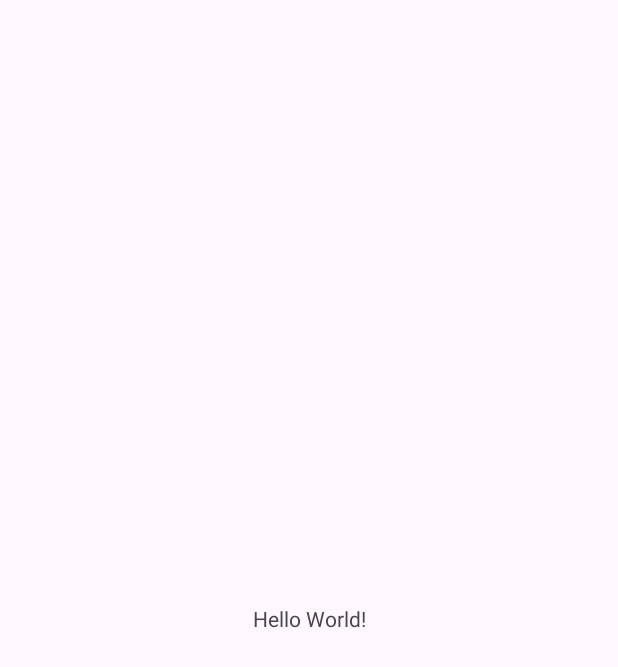
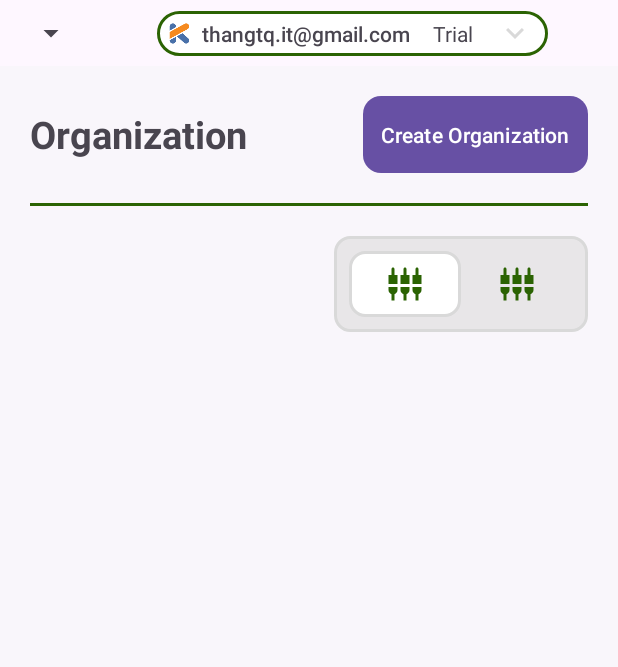
Before and after one commit to quangthangit/Avoca-app, an Android app: the screen it shows after launch (MainActivity), on a phone screen of 412 x 824 dp. Before the commit the part shown is almost empty. Shown: the top 667 px of the screen. Run offline under Robolectric (Android 15) with nearby library versions, the phone set to English and light mode, and no system bars.

Commit message:
update communities layout

```diff
--- a/app/src/main/AndroidManifest.xml
+++ b/app/src/main/AndroidManifest.xml
@@ -13,6 +13,9 @@
         android:theme="@style/Theme.Avocaapp"
         tools:targetApi="31">
         <activity
+            android:name=".HomeActivity"
+            android:exported="false" />
+        <activity
             android:name=".auth.AuthActivity"
             android:exported="false" />
         <activity
--- a/app/src/main/java/com/example/avoca_app/HomeActivity.kt
+++ b/app/src/main/java/com/example/avoca_app/HomeActivity.kt
@@ -5,6 +5,8 @@ import androidx.activity.enableEdgeToEdge
 import androidx.appcompat.app.AppCompatActivity
 import androidx.core.view.ViewCompat
 import androidx.core.view.WindowInsetsCompat
+import androidx.fragment.app.Fragment
+import com.example.avoca_app.fragment.CommunitiesFragment
 
 class HomeActivity : AppCompatActivity() {
     override fun onCreate(savedInstanceState: Bundle?) {
@@ -16,5 +18,12 @@ class HomeActivity : AppCompatActivity() {
             v.setPadding(systemBars.left, systemBars.top, systemBars.right, systemBars.bottom)
             insets
         }
+        replaceFragment(CommunitiesFragment())
+    }
+    private fun replaceFragment(fragment: Fragment) {
+        val fragmentManager = supportFragmentManager
+        val fragmentTransaction = fragmentManager.beginTransaction()
+        fragmentTransaction.replace(R.id.homeLayout, fragment)
+        fragmentTransaction.commit()
     }
 }
--- a/app/src/main/java/com/example/avoca_app/MainActivity.kt
+++ b/app/src/main/java/com/example/avoca_app/MainActivity.kt
@@ -5,16 +5,29 @@ import androidx.activity.enableEdgeToEdge
 import androidx.appcompat.app.AppCompatActivity
 import androidx.core.view.ViewCompat
 import androidx.core.view.WindowInsetsCompat
+import androidx.fragment.app.Fragment
+import com.example.avoca_app.fragment.CommunitiesFragment
+import com.example.avoca_app.fragment.ForgotPasswordFragment
 
 class MainActivity : AppCompatActivity() {
     override fun onCreate(savedInstanceState: Bundle?) {
         super.onCreate(savedInstanceState)
         enableEdgeToEdge()
-        setContentView(R.layout.activity_main)
+        setContentView(R.layout.activity_home)
         ViewCompat.setOnApplyWindowInsetsListener(findViewById(R.id.main)) { v, insets ->
             val systemBars = insets.getInsets(WindowInsetsCompat.Type.systemBars())
             v.setPadding(systemBars.left, systemBars.top, systemBars.right, systemBars.bottom)
             insets
         }
+
+        replaceFragment(CommunitiesFragment())
+    }
+
+
+    private fun replaceFragment(fragment: Fragment) {
+        val fragmentManager = supportFragmentManager
+        val fragmentTransaction = fragmentManager.beginTransaction()
+        fragmentTransaction.replace(R.id.homeLayout, fragment)
+        fragmentTransaction.commit()
     }
 }
--- /dev/null
+++ b/app/src/main/java/com/example/avoca_app/fragment/CommunitiesFragment.kt
@@ -0,0 +1,60 @@
+package com.example.avoca_app.fragment
+
+import android.os.Bundle
+import androidx.fragment.app.Fragment
+import android.view.LayoutInflater
+import android.view.View
+import android.view.ViewGroup
+import com.example.avoca_app.R
+
+// TODO: Rename parameter arguments, choose names that match
+// the fragment initialization parameters, e.g. ARG_ITEM_NUMBER
+private const val ARG_PARAM1 = "param1"
+private const val ARG_PARAM2 = "param2"
+
+/**
+ * A simple [Fragment] subclass.
+ * Use the [CommunitiesFragment.newInstance] factory method to
+ * create an instance of this fragment.
+ */
+class CommunitiesFragment : Fragment() {
+    // TODO: Rename and change types of parameters
+    private var param1: String? = null
+    private var param2: String? = null
+
+    override fun onCreate(savedInstanceState: Bundle?) {
+        super.onCreate(savedInstanceState)
+        arguments?.let {
+            param1 = it.getString(ARG_PARAM1)
+            param2 = it.getString(ARG_PARAM2)
+        }
+    }
+
+    override fun onCreateView(
+        inflater: LayoutInflater, container: ViewGroup?,
+        savedInstanceState: Bundle?
+    ): View? {
+        // Inflate the layout for this fragment
+        return inflater.inflate(R.layout.fragment_communities, container, false)
+    }
+
+    companion object {
+        /**
+         * Use this factory method to create a new instance of
+         * this fragment using the provided parameters.
+         *
+         * @param param1 Parameter 1.
+         * @param param2 Parameter 2.
+         * @return A new instance of fragment CommunitiesFragment.
+         */
+        // TODO: Rename and change types and number of parameters
+        @JvmStatic
+        fun newInstance(param1: String, param2: String) =
+            CommunitiesFragment().apply {
+                arguments = Bundle().apply {
+                    putString(ARG_PARAM1, param1)
+                    putString(ARG_PARAM2, param2)
+                }
+            }
+    }
+}
--- /dev/null
+++ b/app/src/main/res/drawable/baseline_settings_input_component_24.xml
@@ -0,0 +1,5 @@
+<vector xmlns:android="http://schemas.android.com/apk/res/android" android:height="24dp" android:tint="#2B6303" android:viewportHeight="24" android:viewportWidth="24" android:width="24dp">
+
+    <path android:fillColor="@android:color/white" android:pathData="M5,2c0,-0.55 -0.45,-1 -1,-1s-1,0.45 -1,1v4L1,6v6h6L7,6L5,6L5,2zM9,16c0,1.3 0.84,2.4 2,2.82L11,23h2v-4.18c1.16,-0.41 2,-1.51 2,-2.82v-2L9,14v2zM1,16c0,1.3 0.84,2.4 2,2.82L3,23h2v-4.18C6.16,18.4 7,17.3 7,16v-2L1,14v2zM21,6L21,2c0,-0.55 -0.45,-1 -1,-1s-1,0.45 -1,1v4h-2v6h6L23,6h-2zM13,2c0,-0.55 -0.45,-1 -1,-1s-1,0.45 -1,1v4L9,6v6h6L15,6h-2L13,2zM17,16c0,1.3 0.84,2.4 2,2.82L19,23h2v-4.18c1.16,-0.41 2,-1.51 2,-2.82v-2h-6v2z"/>
+
+</vector>
--- /dev/null
+++ b/app/src/main/res/drawable/border_selecter.xml
@@ -0,0 +1,6 @@
+<?xml version="1.0" encoding="utf-8"?>
+<shape xmlns:android="http://schemas.android.com/apk/res/android">
+    <solid android:color="#E8E6E8"/>
+    <corners android:radius="10dp"/>
+    <stroke android:color="#d9d9d9" android:width="2dp"/>
+</shape>
--- /dev/null
+++ b/app/src/main/res/layout/fragment_communities.xml
@@ -0,0 +1,72 @@
+<?xml version="1.0" encoding="utf-8"?>
+<LinearLayout xmlns:android="http://schemas.android.com/apk/res/android"
+    xmlns:app="http://schemas.android.com/apk/res-auto"
+    xmlns:tools="http://schemas.android.com/tools"
+    android:layout_width="match_parent"
+    android:layout_marginTop="10dp"
+    android:layout_height="match_parent"
+    android:orientation="vertical"
+    android:background="#F9F6FB"
+    tools:context=".fragment.CommunitiesFragment">
+
+    <LinearLayout
+        android:layout_width="match_parent"
+        android:layout_height="wrap_content"
+        android:orientation="horizontal"
+        android:padding="20dp">
+
+        <TextView
+            android:layout_width="wrap_content"
+            android:layout_height="wrap_content"
+            android:layout_gravity="center_vertical"
+            android:layout_weight="1"
+            android:text="Organization"
+            android:textFontWeight="700"
+            android:fontFamily="sans-serif-medium"
+            android:textSize="25dp" />
+
+        <Button
+            android:layout_width="wrap_content"
+            android:layout_height="wrap_content"
+            android:layout_centerInParent="true"
+            android:background="@drawable/button_shape"
+            android:padding="12dp"
+            android:text="Create Organization"
+            android:textColor="#FFFFFF" />
+
+    </LinearLayout>
+    <View
+        android:layout_width="match_parent"
+        android:layout_height="2dp"
+        android:layout_marginHorizontal="20dp"
+        android:background="#2B6303" />
+
+    <LinearLayout
+        android:layout_width="wrap_content"
+        android:layout_height="wrap_content"
+        android:layout_margin="20dp"
+        android:padding="10dp"
+        android:background="@drawable/border_selecter"
+        android:layout_gravity="right"
+        android:orientation="horizontal">
+
+        <ImageButton
+            android:id="@+id/imageButton"
+            android:paddingHorizontal="25dp"
+            android:paddingVertical="10dp"
+            android:layout_width="match_parent"
+            android:layout_height="wrap_content"
+            android:background="@drawable/border_bgr_auth"
+            android:src="@drawable/baseline_settings_input_component_24" />
+        <ImageButton
+            android:id="@+id/imageButton2"
+            android:paddingHorizontal="25dp"
+            android:paddingVertical="10dp"
+            android:layout_width="match_parent"
+            android:layout_height="wrap_content"
+            android:background="#E8E6E8"
+            android:src="@drawable/baseline_settings_input_component_24" />
+    </LinearLayout>
+
+
+</LinearLayout>
```
